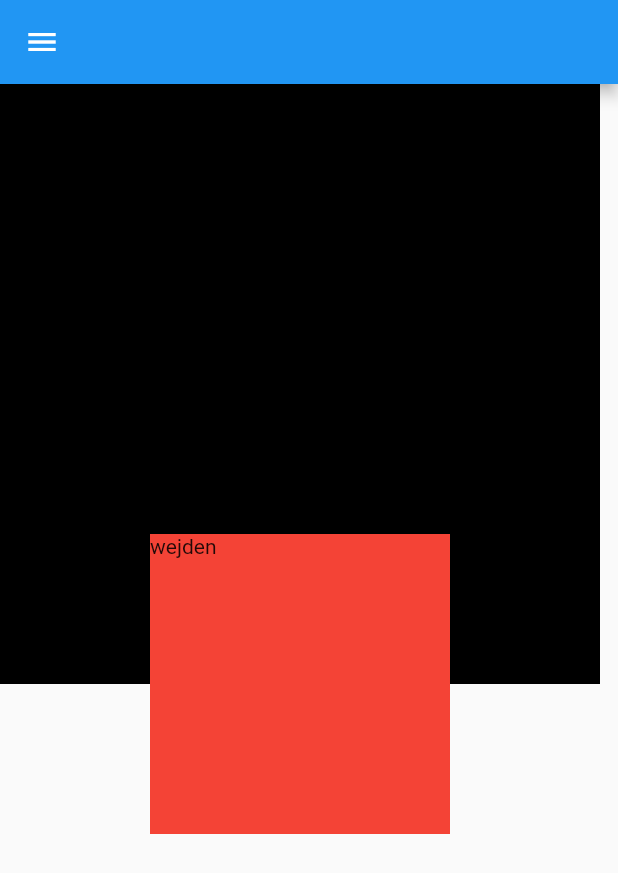
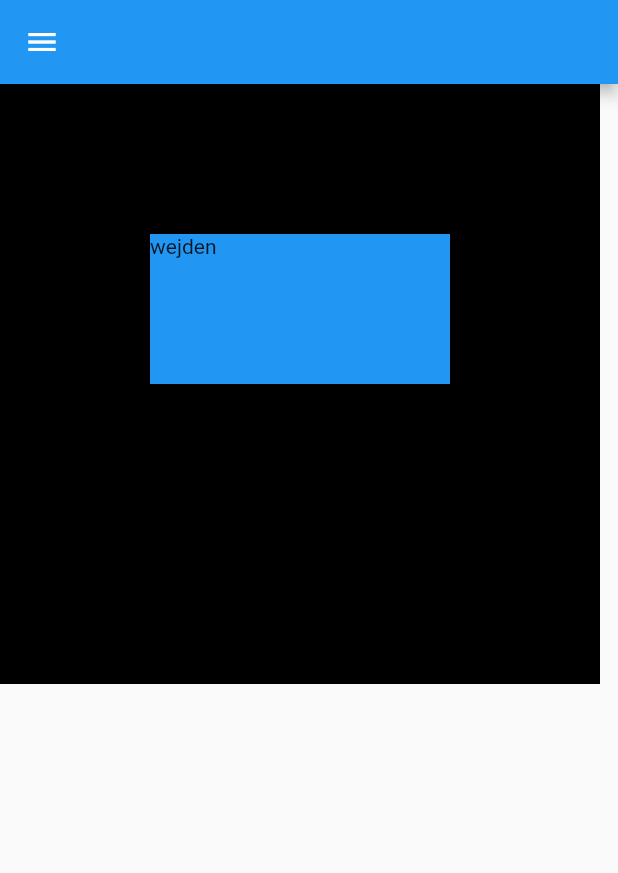
Before and after one commit to wejden7/Flutter_Tutorial, a Flutter app: the screen it shows after launch, on a phone screen of 412 x 824 dp. Shown: the top 873 px of the screen. Run offline on Flutter 3.47's test engine with Material 2 defaults, Android fonts, the phone set to English and light mode, and no system bars.

Commit message:
IndexedStack

```diff
--- a/lib/main.dart
+++ b/lib/main.dart
@@ -16,16 +16,24 @@ class MyApp extends StatelessWidget {
               width: 400,
               height: 400,
               color: Colors.black,
-              child: Stack(
-                clipBehavior: Clip.none,
+              child: IndexedStack(
+                index: 1,
                 alignment: AlignmentDirectional.center,
                 children: [
                   Positioned(
                     width: 200,
                     height: 200,
-                    top: 300,
                     child: Container(
                       color: Colors.red,
+                      child: Text("wejden"),
+                    ),
+                  ),
+                  Positioned(
+                    width: 200,
+                    height: 100,
+                    top: 100,
+                    child: Container(
+                      color: Colors.blue,
                       child: Text("wejden"),
                     ),
                   )
```
